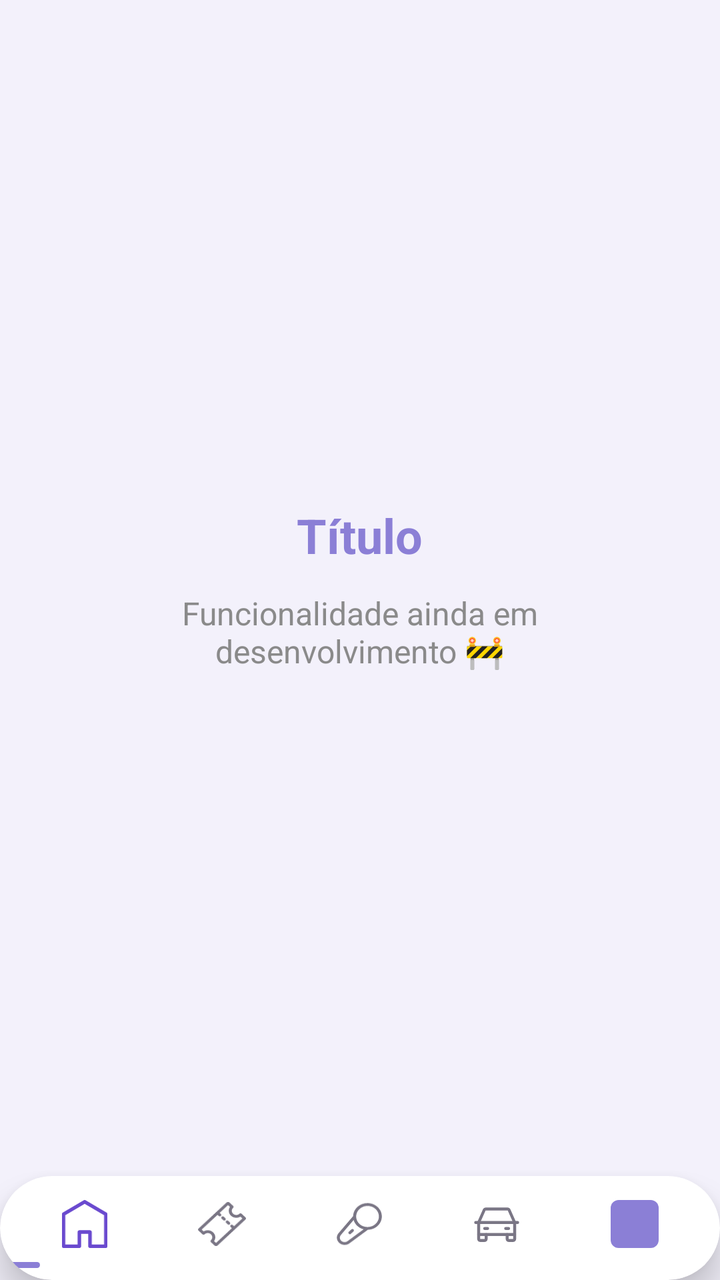
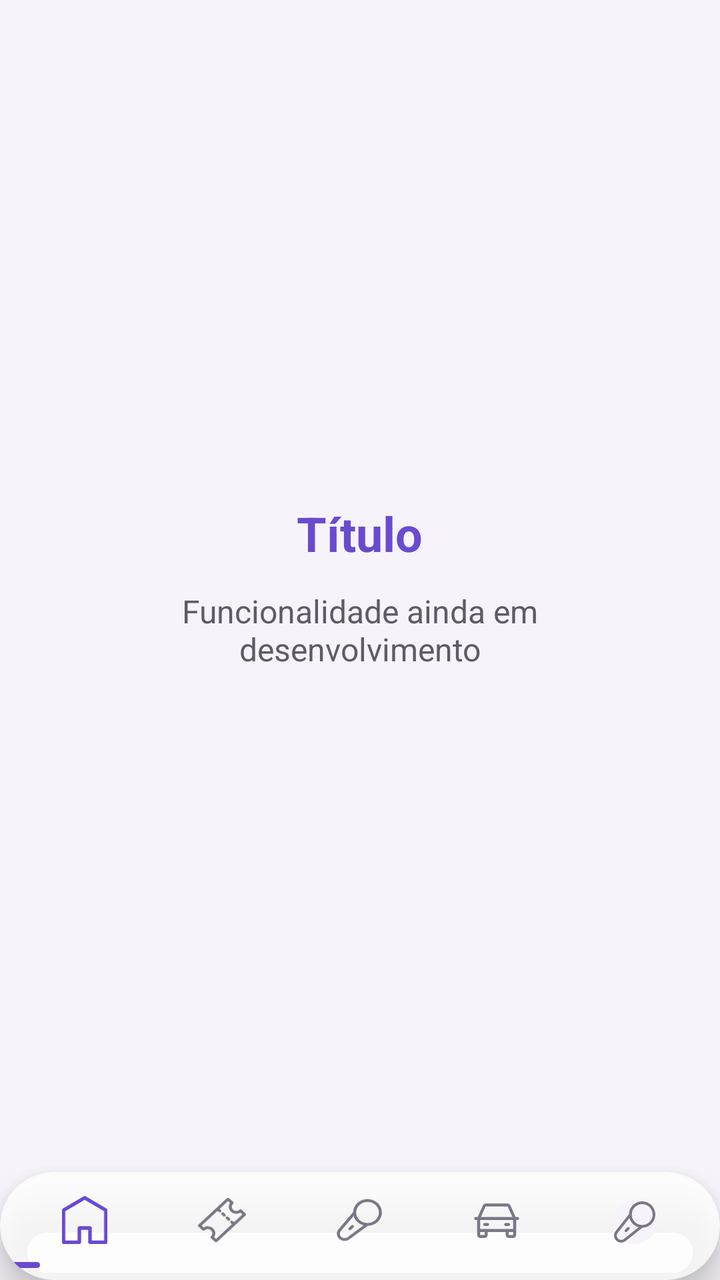

An Android layout rendered at two revisions. The XML below is the earlier revision; the diff shows what the commit changed to produce the second picture.
<!-- AndroidManifest.xml: application theme Theme.MeetBeat -->
<!-- res/layout/activity_placeholder.xml -->
<?xml version="1.0" encoding="utf-8"?>

<RelativeLayout xmlns:android="http://schemas.android.com/apk/res/android"
    android:layout_width="match_parent"
    android:layout_height="match_parent"
    android:background="@color/purple_light">

    <LinearLayout
        android:layout_width="match_parent"
        android:layout_height="match_parent"
        android:orientation="vertical"
        android:gravity="center"
        android:padding="32dp"
        android:layout_above="@id/bottomNavContainer">

        <TextView
            android:id="@+id/textTituloPlaceholder"
            android:layout_width="wrap_content"
            android:layout_height="wrap_content"
            android:text="Título"
            android:textColor="@color/purple_primary"
            android:textSize="24sp"
            android:textStyle="bold"
            android:gravity="center" />

        <TextView
            android:layout_width="wrap_content"
            android:layout_height="wrap_content"
            android:layout_marginTop="12dp"
            android:text="Funcionalidade ainda em desenvolvimento 🚧"
            android:textColor="@color/text_gray"
            android:textSize="16sp"
            android:gravity="center" />

    </LinearLayout>

    <include
        android:id="@+id/bottomNavContainer"
        layout="@layout/bottom_nav"
        android:layout_width="match_parent"
        android:layout_height="wrap_content"
        android:layout_alignParentBottom="true" />

</RelativeLayout>
<!-- res/layout/bottom_nav.xml (included above) -->
<?xml version="1.0" encoding="utf-8"?>

<androidx.cardview.widget.CardView xmlns:android="http://schemas.android.com/apk/res/android"
    xmlns:app="http://schemas.android.com/apk/res-auto"
    android:layout_width="match_parent"
    android:layout_height="wrap_content"
    app:cardCornerRadius="32dp"
    app:cardElevation="10dp"
    app:cardBackgroundColor="@color/card_background">

    <FrameLayout
        android:layout_width="match_parent"
        android:layout_height="wrap_content">

        <LinearLayout
            android:id="@+id/navItemsContainer"
            android:layout_width="match_parent"
            android:layout_height="wrap_content"
            android:orientation="horizontal"
            android:paddingHorizontal="8dp"
            android:paddingTop="12dp"
            android:paddingBottom="16dp"
            android:weightSum="5">

            <LinearLayout
                android:id="@+id/navHome"
                android:layout_width="0dp"
                android:layout_height="wrap_content"
                android:layout_weight="1"
                android:gravity="center"
                android:clickable="true"
                android:focusable="true">

                <ImageView
                    android:id="@+id/iconHome"
                    android:layout_width="24dp"
                    android:layout_height="24dp"
                    android:src="@drawable/ic_home" />
            </LinearLayout>

            <LinearLayout
                android:id="@+id/navTicket"
                android:layout_width="0dp"
                android:layout_height="wrap_content"
                android:layout_weight="1"
                android:gravity="center"
                android:clickable="true"
                android:focusable="true">

                <ImageView
                    android:id="@+id/iconTicket"
                    android:layout_width="24dp"
                    android:layout_height="24dp"
                    android:src="@drawable/ic_ticket" />
            </LinearLayout>

            <LinearLayout
                android:id="@+id/navMic"
                android:layout_width="0dp"
                android:layout_height="wrap_content"
                android:layout_weight="1"
                android:gravity="center"
                android:clickable="true"
                android:focusable="true">

                <ImageView
                    android:id="@+id/iconMic"
                    android:layout_width="24dp"
                    android:layout_height="24dp"
                    android:src="@drawable/ic_mic" />
            </LinearLayout>

            <LinearLayout
                android:id="@+id/navCart"
                android:layout_width="0dp"
                android:layout_height="wrap_content"
                android:layout_weight="1"
                android:gravity="center"
                android:clickable="true"
                android:focusable="true">

                <ImageView
                    android:id="@+id/iconCart"
                    android:layout_width="24dp"
                    android:layout_height="24dp"
                    android:src="@drawable/ic_cart" />
            </LinearLayout>

            <LinearLayout
                android:id="@+id/navProfile"
                android:layout_width="0dp"
                android:layout_height="wrap_content"
                android:layout_weight="1"
                android:gravity="center"
                android:clickable="true"
                android:focusable="true">

                <ImageView
                    android:id="@+id/iconProfile"
                    android:layout_width="24dp"
                    android:layout_height="24dp"
                    android:src="@drawable/ic_profile_placeholder" />
            </LinearLayout>

        </LinearLayout>

        
        <View
            android:id="@+id/underlineIndicator"
            android:layout_width="20dp"
            android:layout_height="3dp"
            android:layout_gravity="bottom|left"
            android:layout_marginBottom="6dp"
            android:background="@drawable/bg_nav_underline" />

    </FrameLayout>

</androidx.cardview.widget.CardView>
<!-- resources referenced by this layout -->
<resources>
  <color name="card_background">#FFFFFF</color>
  <color name="purple_light">#F3F1FB</color>
  <color name="purple_primary">#8B7FD6</color>
  <color name="text_gray">#8A8A8A</color>
  <!-- drawable bg_nav_underline (drawable) -->
  <?xml version="1.0" encoding="utf-8"?>
  
  <shape xmlns:android="http://schemas.android.com/apk/res/android"
      android:shape="rectangle">
      <solid android:color="@color/purple_primary" />
      <corners android:radius="4dp" />
  </shape>
  <!-- drawable ic_cart: vector/xml drawable (drawable, 2045 chars, omitted) -->
  <!-- drawable ic_home (drawable) -->
  <vector xmlns:android="http://schemas.android.com/apk/res/android"
      android:width="22dp"
      android:height="23dp"
      android:viewportWidth="22"
      android:viewportHeight="23">
    <path
        android:pathData="M21.577,6.078L11.423,0.114C11.294,0.039 11.149,0 11,0C10.851,0 10.706,0.039 10.577,0.114L0.423,6.078C0.295,6.153 0.189,6.26 0.115,6.388C0.04,6.517 0.001,6.663 0,6.811V22.148C0,22.374 0.089,22.591 0.248,22.75C0.407,22.91 0.622,23 0.846,23H8.462C8.686,23 8.901,22.91 9.06,22.75C9.219,22.591 9.308,22.374 9.308,22.148V16.184H12.692V22.148C12.692,22.374 12.781,22.591 12.94,22.75C13.099,22.91 13.314,23 13.538,23H21.154C21.378,23 21.594,22.91 21.752,22.75C21.911,22.591 22,22.374 22,22.148V6.811C21.999,6.663 21.96,6.517 21.885,6.388C21.811,6.26 21.705,6.153 21.577,6.078ZM20.308,21.296H14.385V15.332C14.385,15.106 14.295,14.889 14.137,14.729C13.978,14.569 13.763,14.48 13.538,14.48H8.462C8.237,14.48 8.022,14.569 7.863,14.729C7.705,14.889 7.615,15.106 7.615,15.332V21.296H1.692V7.297L11,1.835L20.308,7.297V21.296Z"
        android:fillColor="#6A4ACF"/>
  </vector>
  <!-- drawable ic_mic: vector/xml drawable (drawable, 2229 chars, omitted) -->
  <!-- drawable ic_profile_placeholder (drawable) -->
  <?xml version="1.0" encoding="utf-8"?>
  
  <shape xmlns:android="http://schemas.android.com/apk/res/android"
      android:shape="rectangle">
      <solid android:color="@color/purple_primary" />
      <corners android:radius="4dp" />
  </shape>
  <!-- drawable ic_ticket: vector/xml drawable (drawable, 3445 chars, omitted) -->
  <style name="Theme.MeetBeat" parent="Base.Theme.MeetBeat" />
  <style name="Base.Theme.MeetBeat" parent="Theme.Material3.DayNight.NoActionBar">
          
          
      </style>
</resources>

<!-- the commit's change to res/layout/activity_placeholder.xml (unified diff, before → after) -->
@@ -27,7 +27,7 @@
             android:layout_width="wrap_content"
             android:layout_height="wrap_content"
             android:layout_marginTop="12dp"
-            android:text="Funcionalidade ainda em desenvolvimento 🚧"
+            android:text="Funcionalidade ainda em desenvolvimento"
             android:textColor="@color/text_gray"
             android:textSize="16sp"
             android:gravity="center" />
@@ -51,7 +51,7 @@
     android:layout_height="wrap_content"
     app:cardCornerRadius="32dp"
     app:cardElevation="10dp"
-    app:cardBackgroundColor="@color/card_background">
+    app:cardBackgroundColor="@color/vidro_fundo">
 
     <FrameLayout
         android:layout_width="match_parent"
@@ -142,9 +142,11 @@
 
                 <ImageView
                     android:id="@+id/iconProfile"
-                    android:layout_width="24dp"
-                    android:layout_height="24dp"
-                    android:src="@drawable/ic_profile_placeholder" />
+                    android:layout_width="26dp"
+                    android:layout_height="26dp"
+                    android:padding="2dp"
+                    android:scaleType="centerCrop"
+                    android:src="@drawable/ic_avatar_placeholder" />
             </LinearLayout>
 
         </LinearLayout>
<!-- resource entries referenced after the edit -->
@@ -1,9 +1,9 @@
 <!-- resources referenced by this layout -->
 <resources>
-  <color name="card_background">#FFFFFF</color>
-  <color name="purple_light">#F3F1FB</color>
-  <color name="purple_primary">#8B7FD6</color>
-  <color name="text_gray">#8A8A8A</color>
+  <color name="purple_light">#F6F4FA</color>
+  <color name="purple_primary">#6A4ACF</color>
+  <color name="text_gray">#5E5A66</color>
+  <color name="vidro_fundo">#CCFFFFFF</color>
   <!-- drawable bg_nav_underline (drawable) -->
   <?xml version="1.0" encoding="utf-8"?>
   
@@ -12,6 +12,21 @@
       <solid android:color="@color/purple_primary" />
       <corners android:radius="4dp" />
   </shape>
+  <!-- drawable ic_avatar_placeholder (drawable) -->
+  <?xml version="1.0" encoding="utf-8"?>
+  <layer-list xmlns:android="http://schemas.android.com/apk/res/android">
+      <item>
+          <shape android:shape="oval">
+              <solid android:color="@color/purple_light" />
+          </shape>
+      </item>
+      <item
+          android:width="40dp"
+          android:height="40dp"
+          android:gravity="center"
+          android:drawable="@drawable/ic_mic"
+          android:tint="@color/purple_primary" />
+  </layer-list>
   <!-- drawable ic_cart: vector/xml drawable (drawable, 2045 chars, omitted) -->
   <!-- drawable ic_home (drawable) -->
   <vector xmlns:android="http://schemas.android.com/apk/res/android"
@@ -24,14 +39,6 @@
         android:fillColor="#6A4ACF"/>
   </vector>
   <!-- drawable ic_mic: vector/xml drawable (drawable, 2229 chars, omitted) -->
-  <!-- drawable ic_profile_placeholder (drawable) -->
-  <?xml version="1.0" encoding="utf-8"?>
-  
-  <shape xmlns:android="http://schemas.android.com/apk/res/android"
-      android:shape="rectangle">
-      <solid android:color="@color/purple_primary" />
-      <corners android:radius="4dp" />
-  </shape>
   <!-- drawable ic_ticket: vector/xml drawable (drawable, 3445 chars, omitted) -->
   <style name="Theme.MeetBeat" parent="Base.Theme.MeetBeat" />
   <style name="Base.Theme.MeetBeat" parent="Theme.Material3.DayNight.NoActionBar">
